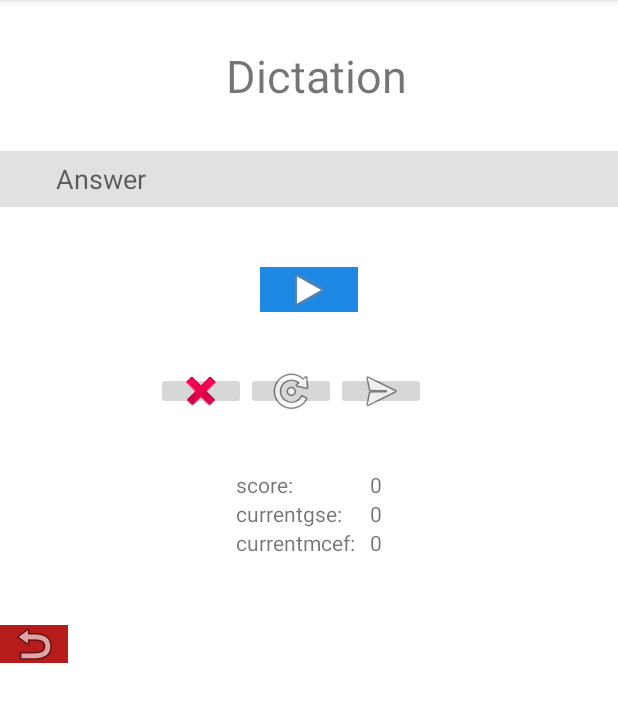
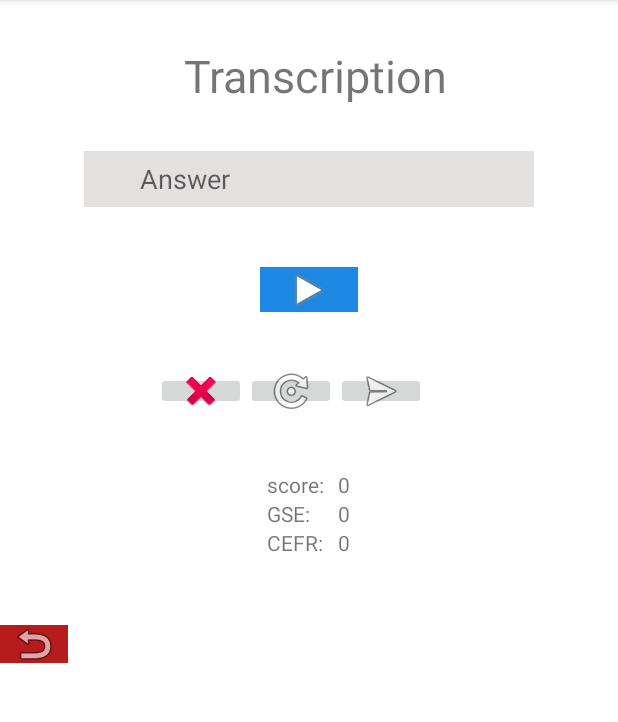
Before and after one commit to kanowl/PruebaVersant, an Android app: the Dictation screen opened directly, with no data from a screen before it, on a phone screen of 412 x 824 dp, the part 84-806 px from its top. Run offline under Robolectric (Android 15) with nearby library versions, the phone set to English and light mode, and no system bars; our stand-ins replace Firebase (no records; nobody signed in at launch, a user with empty details on screens opened directly).

Commit message:
Cambio de nombre de las actividades y de la app

```diff
--- a/app/src/main/res/layout/activity_dictation.xml
+++ b/app/src/main/res/layout/activity_dictation.xml
@@ -15,7 +15,7 @@
             android:id="@+id/Dictation"
             android:layout_width="wrap_content"
             android:layout_height="wrap_content"
-            android:text="Dictation"
+            android:text="Transcription"
             android:textSize="30sp"
             android:paddingLeft="10dp"
             android:layout_marginTop="30dp"
@@ -26,11 +26,12 @@
 
         <EditText
             android:id="@+id/AnswerDictation"
-            android:layout_width="match_parent"
+            android:layout_width="300dp"
             android:layout_height="37dp"
             android:layout_marginTop="30dp"
             android:background="#E3E0E0"
             android:ems="10"
+            android:layout_gravity="center"
             android:hint="        Answer"
             android:inputType="textPersonName"/>
 
@@ -118,7 +119,7 @@
                     android:id="@+id/CurrentGSE"
                     android:layout_width="wrap_content"
                     android:layout_height="wrap_content"
-                    android:text="currentgse:   "
+                    android:text="GSE:   "
                     />
 
                 <TextView
@@ -139,7 +140,7 @@
                     android:id="@+id/CurrentMCER"
                     android:layout_width="wrap_content"
                     android:layout_height="wrap_content"
-                    android:text="currentmcef:   "
+                    android:text="CEFR:   "
                     />
 
                 <TextView
```
